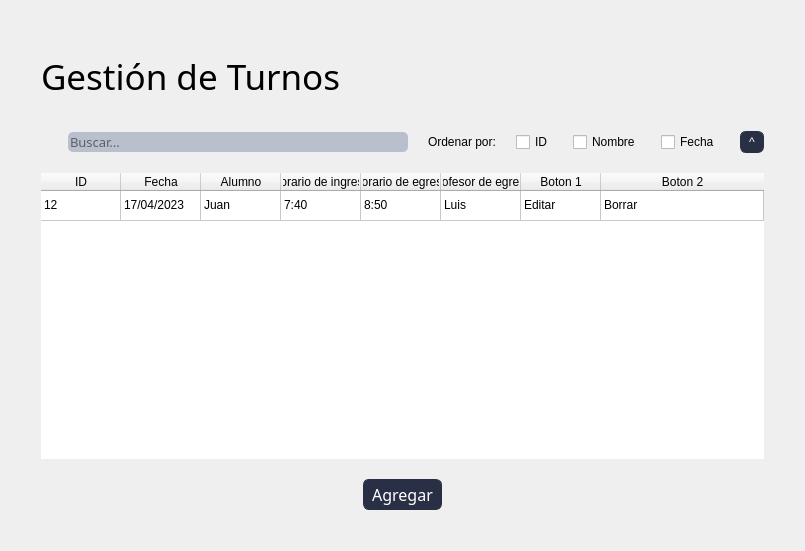
This is blustock/ui/screens_uis/turnos.ui in MaxAPBusiness/Blustock as Qt 5 draws it before an edit. The edited form follows.
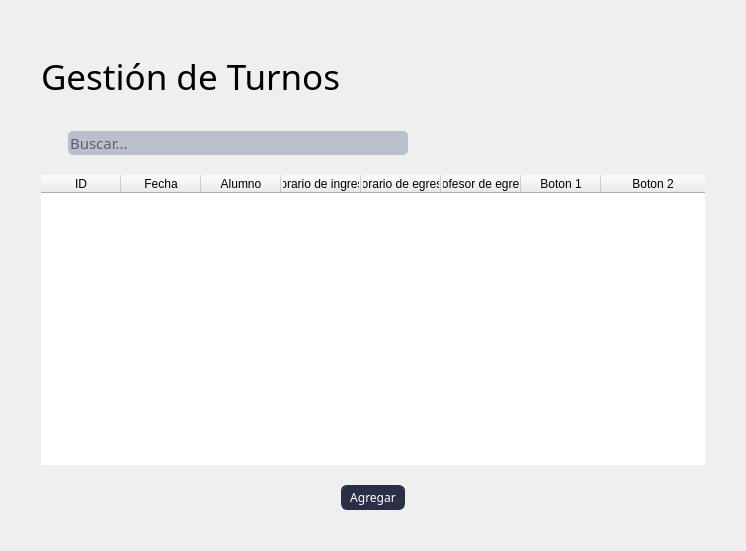
This is the edited form. Icons and pictures are not drawn.

Diff of the .ui file:
```diff
--- a/blustock/ui/screens_uis/turnos.ui
+++ b/blustock/ui/screens_uis/turnos.ui
@@ -221,8 +221,8 @@
          </property>
          <property name="font">
           <font>
-           <family>Oswald</family>
-           <pointsize>10</pointsize>
+           <family>Oswald,sans-serif</family>
+           <pointsize>11</pointsize>
            <weight>50</weight>
            <bold>false</bold>
           </font>
@@ -249,49 +249,7 @@
         </spacer>
        </item>
        <item>
-        <layout class="QHBoxLayout" name="horizontalLayout_3">
-         <item>
-          <widget class="QLabel" name="label_3">
-           <property name="text">
-            <string>Ordenar por:</string>
-           </property>
-          </widget>
-         </item>
-         <item>
-          <widget class="QCheckBox" name="checkBox">
-           <property name="text">
-            <string>ID</string>
-           </property>
-          </widget>
-         </item>
-         <item>
-          <widget class="QCheckBox" name="checkBox_2">
-           <property name="text">
-            <string>Nombre</string>
-           </property>
-          </widget>
-         </item>
-         <item>
-          <widget class="QCheckBox" name="checkBox_3">
-           <property name="text">
-            <string>Fecha</string>
-           </property>
-          </widget>
-         </item>
-         <item>
-          <widget class="QPushButton" name="pushButton_3">
-           <property name="maximumSize">
-            <size>
-             <width>30</width>
-             <height>30</height>
-            </size>
-           </property>
-           <property name="text">
-            <string>^</string>
-           </property>
-          </widget>
-         </item>
-        </layout>
+        <layout class="QHBoxLayout" name="horizontalLayout_3"/>
        </item>
       </layout>
      </item>
@@ -327,11 +285,6 @@
        <attribute name="verticalHeaderVisible">
         <bool>false</bool>
        </attribute>
-       <row>
-        <property name="text">
-         <string/>
-        </property>
-       </row>
        <column>
         <property name="text">
          <string>ID</string>
@@ -372,46 +325,6 @@
          <string>Boton 2</string>
         </property>
        </column>
-       <item row="0" column="0">
-        <property name="text">
-         <string>12</string>
-        </property>
-       </item>
-       <item row="0" column="1">
-        <property name="text">
-         <string>17/04/2023</string>
-        </property>
-       </item>
-       <item row="0" column="2">
-        <property name="text">
-         <string>Juan</string>
-        </property>
-       </item>
-       <item row="0" column="3">
-        <property name="text">
-         <string>7:40</string>
-        </property>
-       </item>
-       <item row="0" column="4">
-        <property name="text">
-         <string>8:50</string>
-        </property>
-       </item>
-       <item row="0" column="5">
-        <property name="text">
-         <string>Luis</string>
-        </property>
-       </item>
-       <item row="0" column="6">
-        <property name="text">
-         <string>Editar</string>
-        </property>
-       </item>
-       <item row="0" column="7">
-        <property name="text">
-         <string>Borrar</string>
-        </property>
-       </item>
       </widget>
      </item>
      <item>
@@ -439,8 +352,7 @@
         <widget class="QPushButton" name="pushButton_2">
          <property name="font">
           <font>
-           <family>Oswald</family>
-           <pointsize>12</pointsize>
+           <family>Oswald,sans-serif</family>
            <weight>50</weight>
            <bold>false</bold>
           </font>
```
Left out of the diff: 8 changed lines with no effect on the pictures.
